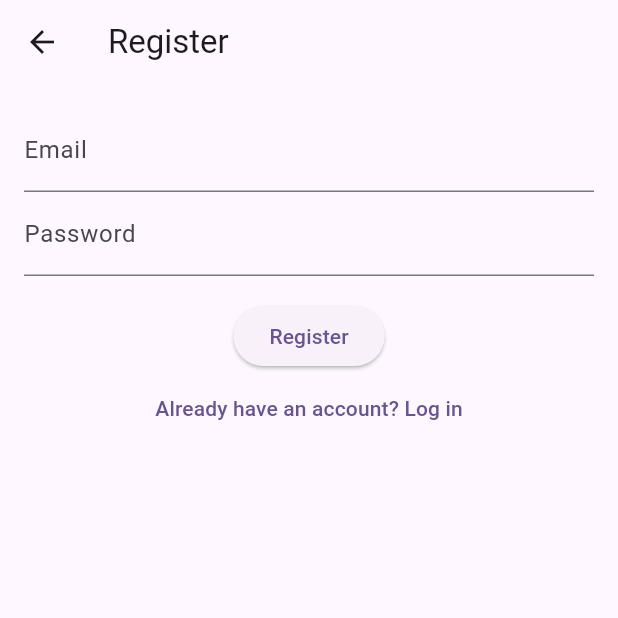
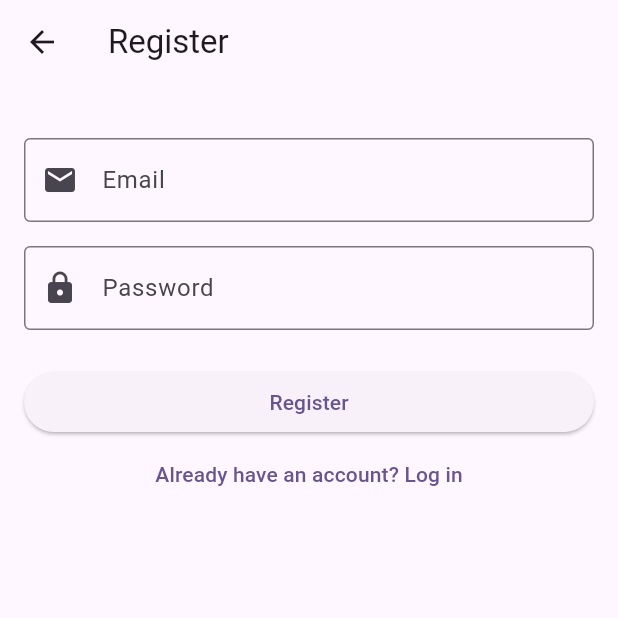
Before and after one commit to Omiromir/Puzzle-2048, a Flutter app: the RegisterPage screen opened by its route, after a tap on "Register", after a tap on "Already have an account? Log in", after a tap on "Don’t have an account? Register", on a phone screen of 412 x 824 dp, the top half of it. Run offline on Flutter 3.47's test engine with Material 3 defaults, Android fonts, the light colour scheme and no system bars; our stand-ins replace cloud_firestore, firebase_auth, firebase_core, firebase_database, shared_preferences; accounts and stored records are empty; generated files the repository leaves out were written again.

Commit message:
add logout , tried to make data saved by making fire store database , waiting for your fixes

```diff
--- a/lib/l10n/app_en.arb
+++ b/lib/l10n/app_en.arb
@@ -7,6 +7,7 @@
   "bestScore": "Best Score: {score}",
   "language": "Language",
   "theme": "Theme",
+  "logout": "Log out",
 
   "newGame": "New Game",
   "leaderboard": "Leaderboard",
--- a/lib/l10n/app_kk.arb
+++ b/lib/l10n/app_kk.arb
@@ -7,6 +7,8 @@
   "bestScore": "Ең жақсы ұпай: {score}",
   "language": "Тіл",
   "theme": "Тақырып",
+  "logout": "Шығу",
+
 
 
   "newGame": "Жаңа ойын",
--- a/lib/l10n/app_ru.arb
+++ b/lib/l10n/app_ru.arb
@@ -7,6 +7,7 @@
   "bestScore": "Лучший счет: {score}",
   "language": "Язык",
   "theme": "Тема",
+  "logout": "Выйти",
 
 
   "newGame": "Новая игра",
--- a/lib/login_page.dart
+++ b/lib/login_page.dart
@@ -1,5 +1,7 @@
 import 'package:flutter/material.dart';
 import 'package:firebase_auth/firebase_auth.dart';
+import 'package:cloud_firestore/cloud_firestore.dart'; // 🔹 Add this import
+import '../main.dart'; // Replace with your actual import if MainScreen is elsewhere
 
 class LoginPage extends StatefulWidget {
   const LoginPage({super.key});
@@ -22,53 +24,92 @@ class _LoginPageState extends State<LoginPage> {
     });
 
     try {
-      await FirebaseAuth.instance.signInWithEmailAndPassword(
+      final userCredential = await FirebaseAuth.instance.signInWithEmailAndPassword(
         email: _emailController.text.trim(),
         password: _passwordController.text,
       );
+
+      // 🔹 Fetch user settings from Firestore
+      final userDoc = await FirebaseFirestore.instance.collection('users').doc(userCredential.user!.uid).get();
+
+      if (userDoc.exists) {
+        final data = userDoc.data();
+        final language = data?['language'] ?? 'kk'; // Default to 'kk' if not found
+        final theme = data?['theme'] ?? 'system'; // Default to 'system' if not found
+
+        // 🔹 Pass the language and theme to MainScreen
+        if (mounted) {
+          Navigator.pushReplacement(
+            context,
+            MaterialPageRoute(
+              builder: (_) => MainScreen(
+                setLocale: (locale) {
+                  // Apply locale here
+                },
+                setThemeMode: (themeMode) {
+                  // Apply theme mode here
+                },
+              ),
+            ),
+          );
+        }
+      }
     } on FirebaseAuthException catch (e) {
-      setState(() {
-        _error = e.message;
-      });
+      setState(() => _error = e.message);
+    } finally {
+      setState(() => _loading = false);
     }
-
-    setState(() {
-      _loading = false;
-    });
   }
 
   @override
   Widget build(BuildContext context) {
     return Scaffold(
       appBar: AppBar(title: const Text('Login')),
-      body: Padding(
+      body: SingleChildScrollView(
         padding: const EdgeInsets.all(16),
         child: Form(
           key: _formKey,
           child: Column(
+            crossAxisAlignment: CrossAxisAlignment.stretch,
             children: [
               if (_error != null)
                 Text(_error!, style: const TextStyle(color: Colors.red)),
+              const SizedBox(height: 20),
               TextFormField(
                 controller: _emailController,
-                decoration: const InputDecoration(labelText: 'Email'),
-                validator: (v) => v!.contains('@') ? null : 'Enter a valid email',
+                decoration: const InputDecoration(
+                  prefixIcon: Icon(Icons.email),
+                  labelText: 'Email',
+                  border: OutlineInputBorder(),
+                ),
+                validator: (value) => value != null && value.contains('@')
+                    ? null
+                    : 'Enter a valid email',
               ),
+              const SizedBox(height: 16),
               TextFormField(
                 controller: _passwordController,
-                decoration: const InputDecoration(labelText: 'Password'),
+                decoration: const InputDecoration(
+                  prefixIcon: Icon(Icons.lock),
+                  labelText: 'Password',
+                  border: OutlineInputBorder(),
+                ),
                 obscureText: true,
-                validator: (v) => v!.length < 6 ? 'Minimum 6 characters' : null,
+                validator: (value) => value != null && value.length >= 6
+                    ? null
+                    : 'Minimum 6 characters',
               ),
-              const SizedBox(height: 16),
+              const SizedBox(height: 24),
               _loading
-                  ? const CircularProgressIndicator()
+                  ? const Center(child: CircularProgressIndicator())
                   : ElevatedButton(
-                onPressed: () {
-                  if (_formKey.currentState!.validate()) _login();
-                },
-                child: const Text('Login'),
-              ),
+                      onPressed: () {
+                        if (_formKey.currentState!.validate()) {
+                          _login();
+                        }
+                      },
+                      child: const Text('Login'),
+                    ),
               TextButton(
                 onPressed: () {
                   Navigator.pushReplacementNamed(context, '/register');
--- a/lib/main.dart
+++ b/lib/main.dart
@@ -1,9 +1,11 @@
+import 'package:cloud_firestore/cloud_firestore.dart';
 import 'package:firebase_auth/firebase_auth.dart';
 import 'package:flutter/material.dart';
 import 'package:flutter_localizations/flutter_localizations.dart';
 import 'package:flutter_gen/gen_l10n/app_localizations.dart';
 import 'package:firebase_core/firebase_core.dart';
 import 'package:game_2048/register_page.dart';
+import 'package:shared_preferences/shared_preferences.dart';
 import 'firebase_options.dart';
 import 'package:firebase_database/firebase_database.dart';
 
@@ -20,7 +22,6 @@ void main() async {
   runApp(const MyApp());
 }
 
-
 class MyApp extends StatefulWidget {
   const MyApp({super.key});
 
@@ -34,13 +35,39 @@ class _MyAppState extends State<MyApp> {
   Locale _locale = const Locale('kk'); // Default to Kazakh
   ThemeMode _themeMode = ThemeMode.system;
 
-  void _setLocale(Locale newLocale) {
+  @override
+  void initState() {
+    super.initState();
+    _loadCachedSettings();
+  }
+
+  Future<void> _loadCachedSettings() async {
+    final prefs = await SharedPreferences.getInstance();
+    final lang = prefs.getString('language') ?? 'kk';
+    final theme = prefs.getString('theme') ?? 'system';
+
+    setState(() {
+      _locale = Locale(lang);
+      _themeMode = theme == 'dark'
+          ? ThemeMode.dark
+          : theme == 'light'
+              ? ThemeMode.light
+              : ThemeMode.system;
+    });
+  }
+
+  void _setLocale(Locale newLocale) async {
+    final prefs = await SharedPreferences.getInstance();
+    await prefs.setString('language', newLocale.languageCode);
     setState(() {
       _locale = newLocale;
     });
   }
 
-  void _setThemeMode(ThemeMode mode) {
+  void _setThemeMode(ThemeMode mode) async {
+    final prefs = await SharedPreferences.getInstance();
+    await prefs.setString('theme',
+        mode == ThemeMode.dark ? 'dark' : mode == ThemeMode.light ? 'light' : 'system');
     setState(() {
       _themeMode = mode;
     });
@@ -78,7 +105,6 @@ class _MyAppState extends State<MyApp> {
         }
         return const Locale('kk');
       },
-      // 👇 Listen to the user's auth state
       home: StreamBuilder<User?>(
         stream: FirebaseAuth.instance.authStateChanges(),
         builder: (context, snapshot) {
@@ -91,14 +117,22 @@ class _MyAppState extends State<MyApp> {
               setThemeMode: _setThemeMode,
             );
           } else {
+            // Reset to default
+            _setLocale(const Locale('kk'));
+            _setThemeMode(ThemeMode.system);
             return const LoginPage();
           }
         },
       ),
+
       routes: {
         '/settings': (context) => SettingsPage(
               setLocale: _setLocale,
               setThemeMode: _setThemeMode,
+              currentThemeMode: Theme.of(context).brightness == Brightness.dark
+          ? ThemeMode.dark
+          : ThemeMode.light,
+              currentLocale: Localizations.localeOf(context),
             ),
         '/register': (context) => const RegisterPage(),
         '/login': (context) => const LoginPage(),
@@ -124,7 +158,6 @@ class MainScreen extends StatefulWidget {
 class _MainScreenState extends State<MainScreen> {
   int _selectedIndex = 0;
   final PageController _pageController = PageController();
-
   late final List<Widget> _pages;
 
   @override
@@ -136,8 +169,39 @@ class _MainScreenState extends State<MainScreen> {
       SettingsPage(
       setLocale: widget.setLocale,
       setThemeMode: widget.setThemeMode,
+      currentThemeMode: Theme.of(context).brightness == Brightness.dark
+          ? ThemeMode.dark
+          : ThemeMode.light,
+      currentLocale: Localizations.localeOf(context),
     ),
+
     ];
+    _loadUserSettings(); // Fetch settings on load
+  }
+
+  Future<void> _loadUserSettings() async {
+    final user = FirebaseAuth.instance.currentUser;
+    if (user != null) {
+      final doc = await FirebaseFirestore.instance
+          .collection('users')
+          .doc(user.uid)
+          .get();
+
+      if (doc.exists) {
+        final data = doc.data();
+        final lang = data?['language'] ?? 'kk';
+        final theme = data?['theme'] ?? 'system';
+
+        widget.setLocale(Locale(lang));
+        widget.setThemeMode(
+          theme == 'dark'
+              ? ThemeMode.dark
+              : theme == 'light'
+                  ? ThemeMode.light
+                  : ThemeMode.system,
+        );
+      }
+    }
   }
 
   void _onItemTapped(int index) {
@@ -179,8 +243,7 @@ class _MainScreenState extends State<MainScreen> {
             label: t.homeTitle,
           ),
           BottomNavigationBarItem(
-            icon: const Icon(Icons.
-            info),
+            icon: const Icon(Icons.info),
             label: t.aboutTitle,
           ),
           BottomNavigationBarItem(
--- a/lib/register_page.dart
+++ b/lib/register_page.dart
@@ -1,5 +1,6 @@
 import 'package:flutter/material.dart';
 import 'package:firebase_auth/firebase_auth.dart';
+import 'package:cloud_firestore/cloud_firestore.dart'; // 🔹 Add this
 
 class RegisterPage extends StatefulWidget {
   const RegisterPage({super.key});
@@ -22,53 +23,79 @@ class _RegisterPageState extends State<RegisterPage> {
     });
 
     try {
-      await FirebaseAuth.instance.createUserWithEmailAndPassword(
+      final userCredential = await FirebaseAuth.instance.createUserWithEmailAndPassword(
         email: _emailController.text.trim(),
         password: _passwordController.text,
       );
+
+      // 🔹 Store default preferences in Firestore
+      await FirebaseFirestore.instance
+          .collection('users')
+          .doc(userCredential.user!.uid)
+          .set({
+        'language': 'kk',
+        'theme': 'system',
+      });
+
+      if (mounted) {
+        Navigator.pushReplacementNamed(context, '/login');
+      }
     } on FirebaseAuthException catch (e) {
-      setState(() {
-        _error = e.message;
-      });
+      setState(() => _error = e.message);
+    } finally {
+      setState(() => _loading = false);
     }
-
-    setState(() {
-      _loading = false;
-    });
   }
 
   @override
   Widget build(BuildContext context) {
     return Scaffold(
       appBar: AppBar(title: const Text('Register')),
-      body: Padding(
+      body: SingleChildScrollView(
         padding: const EdgeInsets.all(16),
         child: Form(
           key: _formKey,
           child: Column(
+            crossAxisAlignment: CrossAxisAlignment.stretch,
             children: [
               if (_error != null)
                 Text(_error!, style: const TextStyle(color: Colors.red)),
+              const SizedBox(height: 20),
               TextFormField(
                 controller: _emailController,
-                decoration: const InputDecoration(labelText: 'Email'),
-                validator: (v) => v!.contains('@') ? null : 'Enter a valid email',
+                decoration: const InputDecoration(
+                  prefixIcon: Icon(Icons.email),
+                  labelText: 'Email',
+                  border: OutlineInputBorder(),
+                ),
+                validator: (value) => value != null && value.contains('@')
+                    ? null
+                    : 'Enter a valid email',
               ),
+              const SizedBox(height: 16),
               TextFormField(
                 controller: _passwordController,
-                decoration: const InputDecoration(labelText: 'Password'),
+                decoration: const InputDecoration(
+                  prefixIcon: Icon(Icons.lock),
+                  labelText: 'Password',
+                  border: OutlineInputBorder(),
+                ),
                 obscureText: true,
-                validator: (v) => v!.length < 6 ? 'Minimum 6 characters' : null,
+                validator: (value) => value != null && value.length >= 6
+                    ? null
+                    : 'Minimum 6 characters',
               ),
-              const SizedBox(height: 16),
+              const SizedBox(height: 24),
               _loading
-                  ? const CircularProgressIndicator()
+                  ? const Center(child: CircularProgressIndicator())
                   : ElevatedButton(
-                onPressed: () {
-                  if (_formKey.currentState!.validate()) _register();
-                },
-                child: const Text('Register'),
-              ),
+                      onPressed: () {
+                        if (_formKey.currentState!.validate()) {
+                          _register();
+                        }
+                      },
+                      child: const Text('Register'),
+                    ),
               TextButton(
                 onPressed: () {
                   Navigator.pushReplacementNamed(context, '/login');
--- a/pubspec.yaml
+++ b/pubspec.yaml
@@ -18,6 +18,8 @@ dependencies:
   firebase_core: ^3.13.0
   firebase_database: ^11.3.5
   firebase_auth: ^5.5.3
+  cloud_firestore: ^5.6.7
+  shared_preferences: ^2.0.15
 
 dev_dependencies:
   flutter_test:
@@ -35,4 +37,4 @@ flutter:
   uses-material-design: true
   assets:
     - assets/images/
-  generate: true # ✅ This enables localization + code generation
+  generate: true
```
Also changed, not shown: lib/settings_page.dart (+62 -43 lines), pubspec.lock, 4 other files. Lines whose indentation alone changed are shown as unchanged.
